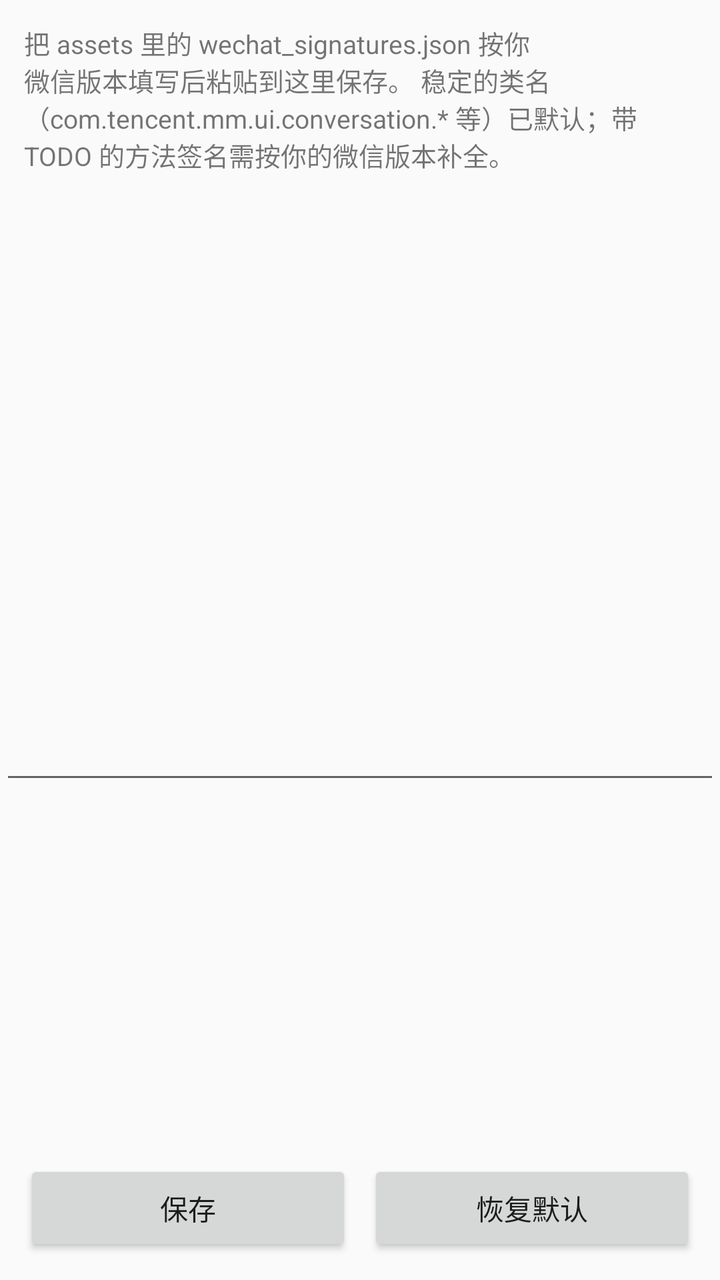
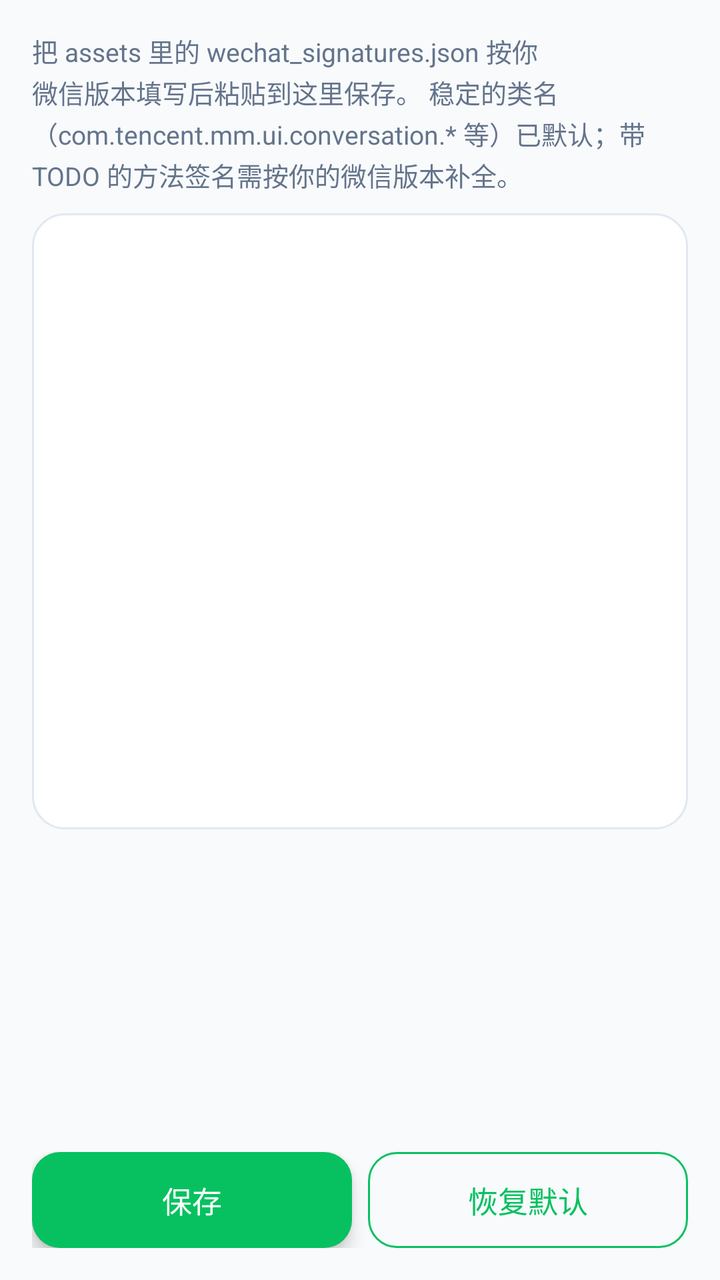

Two renders of the same Android screen: before a commit and after it. Below are the layout's source before the change and the commit's diff.
<!-- AndroidManifest.xml: application theme AppTheme -->
<!-- res/layout/activity_signature.xml -->
<?xml version="1.0" encoding="utf-8"?>
<LinearLayout xmlns:android="http://schemas.android.com/apk/res/android"
    android:layout_width="match_parent"
    android:layout_height="match_parent"
    android:orientation="vertical">

    <TextView
        android:layout_width="match_parent"
        android:layout_height="wrap_content"
        android:padding="12dp"
        android:text="@string/signature_hint"
        android:textSize="13sp" />

    <ScrollView
        android:layout_width="match_parent"
        android:layout_height="0dp"
        android:layout_weight="1">

        <EditText
            android:id="@+id/et_json"
            android:layout_width="match_parent"
            android:layout_height="wrap_content"
            android:gravity="top"
            android:fontFamily="monospace"
            android:textSize="12sp"
            android:minLines="20"
            android:padding="8dp" />
    </ScrollView>

    <LinearLayout
        android:layout_width="match_parent"
        android:layout_height="wrap_content"
        android:orientation="horizontal"
        android:padding="12dp">

        <Button
            android:id="@+id/btn_save"
            android:layout_width="0dp"
            android:layout_height="wrap_content"
            android:layout_weight="1"
            android:layout_marginEnd="8dp"
            android:text="@string/signature_save" />

        <Button
            android:id="@+id/btn_reset"
            android:layout_width="0dp"
            android:layout_height="wrap_content"
            android:layout_weight="1"
            android:text="@string/signature_reset" />
    </LinearLayout>
</LinearLayout>
<!-- resources referenced by this layout -->
<resources>
  <style name="AppTheme" parent="Theme.AppCompat.DayNight.DarkActionBar">
          <item name="colorPrimary">@android:color/holo_green_dark</item>
          <item name="colorPrimaryDark">@android:color/holo_green_dark</item>
          <item name="colorAccent">@android:color/holo_green_light</item>
      </style>
  <!-- unchanged entries left out for length: 3 -->
</resources>

<!-- the commit's change to res/layout/activity_signature.xml (unified diff, before → after) -->
@@ -2,47 +2,62 @@
 <LinearLayout xmlns:android="http://schemas.android.com/apk/res/android"
     android:layout_width="match_parent"
     android:layout_height="match_parent"
+    android:background="@color/wg_page_bg"
     android:orientation="vertical">
 
     <TextView
-        android:layout_width="match_parent"
-        android:layout_height="wrap_content"
-        android:padding="12dp"
+        style="@style/WgRowSub"
+        android:paddingStart="16dp"
+        android:paddingEnd="16dp"
+        android:paddingTop="14dp"
+        android:paddingBottom="10dp"
         android:text="@string/signature_hint"
         android:textSize="13sp" />
 
     <ScrollView
         android:layout_width="match_parent"
         android:layout_height="0dp"
-        android:layout_weight="1">
+        android:layout_weight="1"
+        android:clipToPadding="false"
+        android:paddingStart="@dimen/wg_content_side"
+        android:paddingEnd="@dimen/wg_content_side"
+        android:paddingBottom="8dp">
 
         <EditText
             android:id="@+id/et_json"
             android:layout_width="match_parent"
             android:layout_height="wrap_content"
+            android:background="@drawable/bg_wg_card"
+            android:fontFamily="monospace"
             android:gravity="top"
-            android:fontFamily="monospace"
-            android:textSize="12sp"
+            android:includeFontPadding="false"
             android:minLines="20"
-            android:padding="8dp" />
+            android:padding="14dp"
+            android:textColor="@color/wg_text_primary"
+            android:textSize="12sp" />
     </ScrollView>
 
     <LinearLayout
         android:layout_width="match_parent"
         android:layout_height="wrap_content"
         android:orientation="horizontal"
-        android:padding="12dp">
+        android:paddingStart="@dimen/wg_content_side"
+        android:paddingEnd="@dimen/wg_content_side"
+        android:paddingTop="4dp"
+        android:paddingBottom="@dimen/wg_content_side">
 
         <Button
             android:id="@+id/btn_save"
+            style="@style/WgButton"
             android:layout_width="0dp"
             android:layout_height="wrap_content"
+            android:layout_marginEnd="8dp"
             android:layout_weight="1"
-            android:layout_marginEnd="8dp"
             android:text="@string/signature_save" />
 
         <Button
             android:id="@+id/btn_reset"
+            style="@style/WgButton.Outlined"
             android:layout_width="0dp"
             android:layout_height="wrap_content"
             android:layout_weight="1"
<!-- resource entries referenced after the edit -->
@@ -1,10 +1,110 @@
 <!-- resources referenced by this layout -->
 <resources>
-  <style name="AppTheme" parent="Theme.AppCompat.DayNight.DarkActionBar">
-          <item name="colorPrimary">@android:color/holo_green_dark</item>
-          <item name="colorPrimaryDark">@android:color/holo_green_dark</item>
-          <item name="colorAccent">@android:color/holo_green_light</item>
+  <color name="wg_page_bg">#FFF8FAFC</color>
+  <color name="wg_text_primary">#FF1F2937</color>
+  <dimen name="wg_content_side">16dp</dimen>
+  <!-- drawable bg_wg_card (drawable) -->
+  <?xml version="1.0" encoding="utf-8"?>
+  <shape xmlns:android="http://schemas.android.com/apk/res/android"
+      android:shape="rectangle">
+      <solid android:color="@color/wg_surface" />
+      <corners android:radius="@dimen/wg_radius_card" />
+      <stroke
+          android:width="1dp"
+          android:color="@color/wg_border" />
+  </shape>
+  <style name="WgButton" parent="Widget.AppCompat.Button">
+          <item name="android:background">@drawable/bg_wg_button</item>
+          <item name="android:textColor">@android:color/white</item>
+          <item name="android:textSize">15sp</item>
+          <item name="android:textAllCaps">false</item>
+          <item name="android:minHeight">48dp</item>
+          <item name="android:stateListAnimator">@animator/wg_lift</item>
       </style>
+  <style name="WgButton.Outlined">
+          <item name="android:background">@drawable/bg_wg_button_outlined</item>
+          <item name="android:textColor">@color/wg_brand</item>
+      </style>
+  <style name="WgRowSub">
+          <item name="android:layout_width">match_parent</item>
+          <item name="android:layout_height">wrap_content</item>
+          <item name="android:textColor">@color/wg_text_secondary</item>
+          <item name="android:textSize">12sp</item>
+          <item name="android:lineSpacingExtra">2dp</item>
+          <item name="android:includeFontPadding">false</item>
+          <item name="android:layout_marginTop">2dp</item>
+      </style>
+  <style name="AppTheme" parent="AppTheme.Base">
+          <item name="android:windowLightStatusBar">true</item>
+          <item name="android:windowLightNavigationBar">true</item>
+      </style>
+  <color name="wg_surface">#FFFFFFFF</color>
+  <dimen name="wg_radius_card">16dp</dimen>
+  <color name="wg_border">#FFE2E8F0</color>
+  <!-- drawable bg_wg_button (drawable) -->
+  <?xml version="1.0" encoding="utf-8"?>
+  <ripple xmlns:android="http://schemas.android.com/apk/res/android"
+      android:color="@color/wg_ripple_on_brand">
+      <item
+          android:id="@android:id/mask"
+          android:gravity="fill">
+          <shape android:shape="rectangle">
+              <solid android:color="@android:color/white" />
+              <corners android:radius="@dimen/wg_radius_btn" />
+          </shape>
+      </item>
+      <item>
+          <shape android:shape="rectangle">
+              <solid android:color="@color/wg_brand" />
+              <corners android:radius="@dimen/wg_radius_btn" />
+          </shape>
+      </item>
+  </ripple>
+  <!-- drawable bg_wg_button_outlined (drawable) -->
+  <?xml version="1.0" encoding="utf-8"?>
+  <ripple xmlns:android="http://schemas.android.com/apk/res/android"
+      android:color="@color/wg_ripple">
+      <item
+          android:id="@android:id/mask"
+          android:gravity="fill">
+          <shape android:shape="rectangle">
+              <solid android:color="@android:color/white" />
+              <corners android:radius="@dimen/wg_radius_btn" />
+          </shape>
+      </item>
+      <item>
+          <shape android:shape="rectangle">
+              <solid android:color="@android:color/transparent" />
+              <stroke
+                  android:width="1dp"
+                  android:color="@color/wg_brand" />
+              <corners android:radius="@dimen/wg_radius_btn" />
+          </shape>
+      </item>
+  </ripple>
+  <color name="wg_brand">#FF07C160</color>
+  <color name="wg_text_secondary">#FF64748B</color>
+  <style name="AppTheme.Base" parent="Theme.AppCompat.DayNight.DarkActionBar">
+          
+          <item name="colorPrimary">@color/wg_brand</item>
+          <item name="colorPrimaryDark">@color/wg_brand_strong</item>
+          <item name="colorAccent">@color/wg_brand</item>
+          <item name="colorControlNormal">@color/wg_text_secondary</item>
+          <item name="colorControlActivated">@color/wg_brand</item>
+          <item name="colorControlHighlight">@color/wg_ripple</item>
+  
+          
+          <item name="android:textColorPrimary">@color/wg_text_primary</item>
+          <item name="android:textColorSecondary">@color/wg_text_secondary</item>
+  
+          <item name="android:windowBackground">@color/wg_page_bg</item>
+          <item name="android:statusBarColor">@color/wg_page_bg</item>
+          <item name="android:navigationBarColor">@color/wg_page_bg</item>
+      </style>
+  <color name="wg_ripple_on_brand">#33FFFFFF</color>
+  <dimen name="wg_radius_btn">14dp</dimen>
+  <color name="wg_ripple">#14000000</color>
+  <color name="wg_brand_strong">#FF059669</color>
   <!-- unchanged entries left out for length: 3 -->
 </resources>
 
